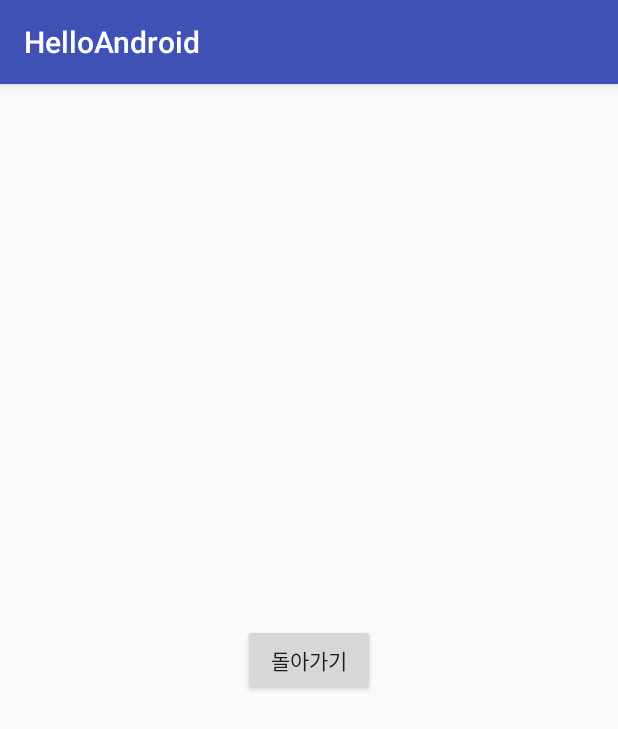
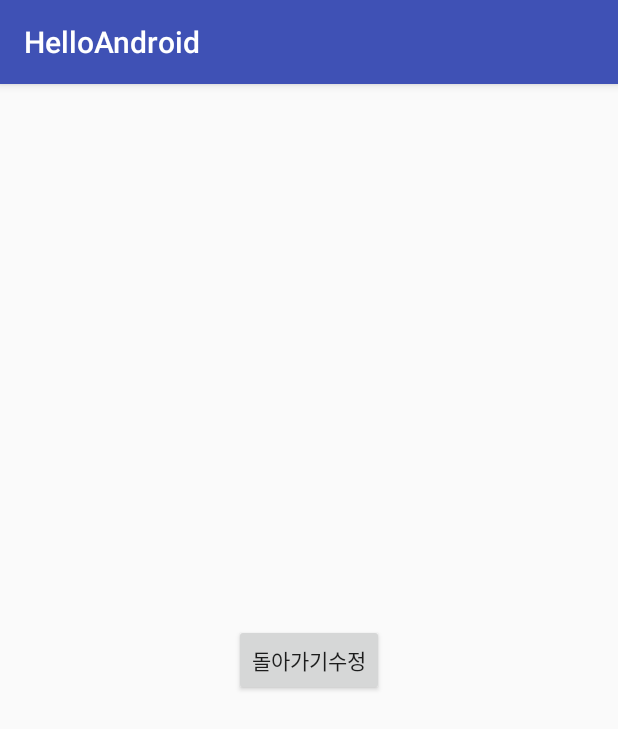
Before and after one commit to woojaemin/HelloAndroid, an Android app: the MenuActivity screen opened directly, with no data from a screen before it, on a phone screen of 412 x 824 dp. Shown: the top 729 px of the screen. Run offline under Robolectric (Android 15) with nearby library versions, the phone set to English and light mode, and no system bars.

Commit message:
Button의 내용을 변경

```diff
--- a/app/src/main/res/layout/activity_menu.xml
+++ b/app/src/main/res/layout/activity_menu.xml
@@ -11,7 +11,7 @@
         android:layout_width="wrap_content"
         android:layout_height="wrap_content"
         android:onClick="onBackButtonClicked"
-        android:text="돌아가기"
+        android:text="돌아가기수정"
         app:layout_constraintBottom_toBottomOf="parent"
         app:layout_constraintLeft_toLeftOf="parent"
         app:layout_constraintRight_toRightOf="parent"
```
